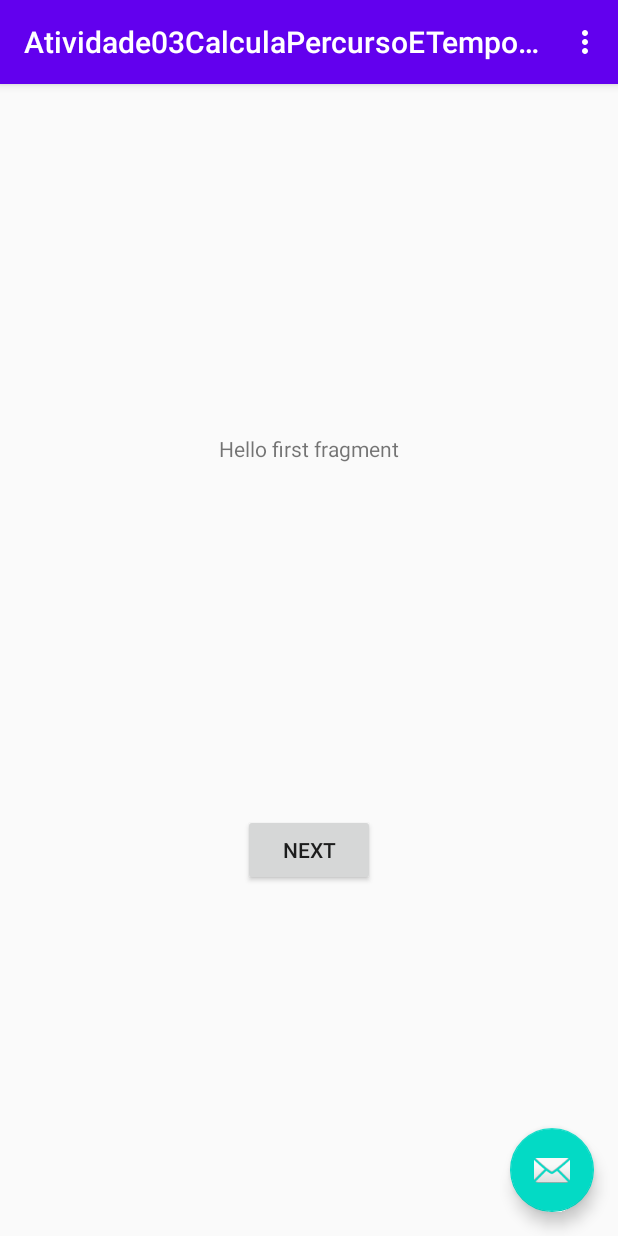
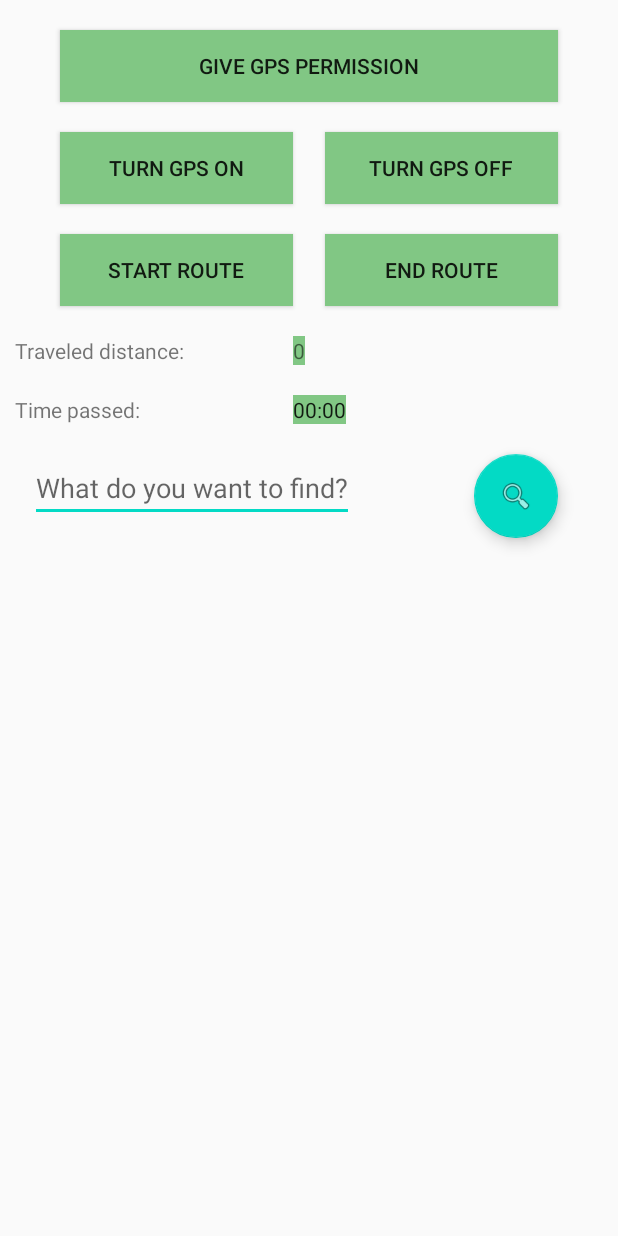
Before and after one commit to MarcelloAffonso/Atividade03_CalculaPercursoETempoComGPS, an Android app: the screen it shows after launch (MainActivity), on a phone screen of 412 x 824 dp. Run offline under Robolectric (Android 15) with nearby library versions, the light colour scheme and no system bars.

Commit message:
falta só dar um tapa nas coisas e fazer os métodos #forapyong

```diff
--- a/app/src/main/java/com/example/atividade03calculapercursoetempocomgps/MainActivity.java
+++ b/app/src/main/java/com/example/atividade03calculapercursoetempocomgps/MainActivity.java
@@ -18,38 +18,6 @@ public class MainActivity extends AppCompatActivity {
     protected void onCreate(Bundle savedInstanceState) {
         super.onCreate(savedInstanceState);
         setContentView(R.layout.activity_main);
-        Toolbar toolbar = findViewById(R.id.toolbar);
-        setSupportActionBar(toolbar);
-
-        FloatingActionButton fab = findViewById(R.id.fab);
-        fab.setOnClickListener(new View.OnClickListener() {
-            @Override
-            public void onClick(View view) {
-                Snackbar.make(view, "Replace with your own action", Snackbar.LENGTH_LONG)
-                        .setAction("Action", null).show();
-            }
-        });
     }
 
-    @Override
-    public boolean onCreateOptionsMenu(Menu menu) {
-        // Inflate the menu; this adds items to the action bar if it is present.
-        getMenuInflater().inflate(R.menu.menu_main, menu);
-        return true;
-    }
-
-    @Override
-    public boolean onOptionsItemSelected(MenuItem item) {
-        // Handle action bar item clicks here. The action bar will
-        // automatically handle clicks on the Home/Up button, so long
-        // as you specify a parent activity in AndroidManifest.xml.
-        int id = item.getItemId();
-
-        //noinspection SimplifiableIfStatement
-        if (id == R.id.action_settings) {
-            return true;
-        }
-
-        return super.onOptionsItemSelected(item);
-    }
 }
--- a/app/src/main/res/layout/activity_main.xml
+++ b/app/src/main/res/layout/activity_main.xml
@@ -1,45 +1,153 @@
 <?xml version="1.0" encoding="utf-8"?>
-<androidx.coordinatorlayout.widget.CoordinatorLayout xmlns:android="http://schemas.android.com/apk/res/android"
+<GridLayout
+    xmlns:android="http://schemas.android.com/apk/res/android"
     xmlns:app="http://schemas.android.com/apk/res-auto"
     xmlns:tools="http://schemas.android.com/tools"
     android:layout_width="match_parent"
     android:layout_height="match_parent"
+    android:columnCount="2"
+    android:rowCount="8"
     tools:context=".MainActivity">
-
-    <com.google.android.material.appbar.AppBarLayout
-        android:layout_width="match_parent"
-        android:layout_height="wrap_content"
-        android:theme="@style/AppTheme.AppBarOverlay">
-
-        <androidx.appcompat.widget.Toolbar
-            android:id="@+id/toolbar"
-            android:layout_width="match_parent"
-            android:layout_height="?attr/actionBarSize"
-            android:background="?attr/colorPrimary"
-            app:popupTheme="@style/AppTheme.PopupOverlay" />
-
-    </com.google.android.material.appbar.AppBarLayout>
-
-    <include layout="@layout/content_main" />
-
-    <com.google.android.material.floatingactionbutton.FloatingActionButton
-        android:id="@+id/fab"
-        android:layout_width="wrap_content"
-        android:layout_height="wrap_content"
-        android:layout_gravity="bottom|end"
-        android:layout_margin="@dimen/fab_margin"
-        app:srcCompat="@android:drawable/ic_dialog_email" />
 
     <Button
         android:id="@+id/gpsPermissionButton"
-        android:layout_width="wrap_content"
+        android:layout_width="match_parent"
         android:layout_height="wrap_content"
-        android:text="@string/give_gps_permission_button" />
+        android:layout_row="1"
+        android:layout_column="0"
+        android:layout_columnSpan="2"
+        android:layout_gravity="center"
+        android:layout_marginTop="20dp"
+        android:layout_marginStart="40dp"
+        android:layout_marginEnd="40dp"
+        android:text="@string/give_gps_permission_button"
+        android:background="@color/colorButton"
+        android:onClick="giveGpsPermission()"/>
+
 
     <Button
         android:id="@+id/gpsOnButton"
+        android:layout_width="@dimen/button_size"
+        android:layout_height="wrap_content"
+        android:layout_row="2"
+        android:layout_column="0"
+        android:layout_gravity="center"
+        android:layout_marginStart="40dp"
+        android:layout_marginTop="20dp"
+        android:background="@color/colorButton"
+        android:text="@string/turn_gps_on_button"
+        android:onClick="turnGpsOn()"/>
+
+    <Button
+        android:id="@+id/gpsOffButton"
+        android:layout_width="@dimen/button_size"
+        android:layout_height="wrap_content"
+        android:layout_row="2"
+        android:layout_column="1"
+        android:layout_gravity="end"
+        android:layout_marginTop="20dp"
+        android:layout_marginEnd="40dp"
+        android:text="@string/turn_gps_off_button"
+        android:background="@color/colorButton"
+        android:onClick="turnGpsOff()"/>
+
+    <Button
+        android:id="@+id/gpsStartRouteButton"
+        android:layout_width="@dimen/button_size"
+        android:layout_height="wrap_content"
+        android:layout_row="3"
+        android:layout_column="0"
+        android:layout_gravity="start"
+        android:layout_marginTop="20dp"
+        android:layout_marginStart="40dp"
+        android:text="@string/start_route"
+        android:background="@color/colorButton"
+        android:onClick="startRoute()"/>
+
+    <Button
+        android:id="@+id/gpsEndRouteButton"
+        android:layout_width="@dimen/button_size"
+        android:layout_height="wrap_content"
+        android:layout_row="3"
+        android:layout_column="1"
+        android:layout_gravity="end"
+        android:layout_marginTop="20dp"
+        android:layout_marginEnd="40dp"
+        android:text="@string/end_route"
+        android:background="@color/colorButton"
+        android:onClick="endRoute()"/>
+
+    <TextView
+        android:id="@+id/traveledDistanceTextView"
         android:layout_width="wrap_content"
         android:layout_height="wrap_content"
-        android:text="@string/turn_gps_on_button" />
+        android:layout_row="4"
+        android:layout_column="0"
+        android:layout_gravity="start"
+        android:layout_marginStart="10dp"
+        android:layout_marginTop="20dp"
+        android:text="@string/traveled_distance" />
 
-</androidx.coordinatorlayout.widget.CoordinatorLayout>
+
+    <TextView
+        android:id="@+id/traveledDistanceValueTextView"
+        android:layout_width="wrap_content"
+        android:layout_height="wrap_content"
+        android:layout_row="4"
+        android:layout_column="1"
+        android:layout_gravity="start"
+        android:layout_marginTop="20dp"
+        android:text="@string/traveled_distance_value"
+        android:background="@color/colorButton"/>
+
+    <TextView
+        android:id="@+id/timePassedTextView"
+        android:layout_width="wrap_content"
+        android:layout_height="wrap_content"
+        android:layout_row="5"
+        android:layout_column="0"
+        android:layout_gravity="start"
+        android:layout_marginStart="10dp"
+        android:layout_marginTop="20dp"
+        android:text="@string/timePassed" />
+
+    <Chronometer
+        android:id="@+id/timePassedChronometer"
+        android:layout_row="5"
+        android:layout_column="1"
+        android:layout_gravity="start"
+        android:layout_marginTop="20dp"
+        android:background="@color/colorButton"/>
+
+    <EditText
+        android:id="@+id/searchEditText"
+        android:layout_width="wrap_content"
+        android:layout_height="wrap_content"
+        android:layout_row="6"
+        android:layout_column="0"
+        android:layout_gravity="start"
+        android:inputType="text"
+        android:layout_columnSpan="2"
+        android:hint="@string/what_do_you_want_to_find"
+
+        android:layout_marginTop="20dp"
+        android:layout_marginStart="20dp"
+        />
+
+    <com.google.android.material.floatingactionbutton.FloatingActionButton
+        android:id="@+id/searchButton"
+        android:layout_width="wrap_content"
+        android:layout_height="wrap_content"
+        android:layout_row="6"
+        android:layout_column="1"
+        android:layout_gravity="end"
+        android:layout_marginTop="20dp"
+        android:layout_marginEnd="40dp"
+        android:background="@color/colorButton"
+        app:fabSize="auto"
+        app:srcCompat="@android:drawable/ic_menu_search"
+        android:onClick="search()"
+        />
+
+
+</GridLayout>
--- a/app/src/main/res/values/colors.xml
+++ b/app/src/main/res/values/colors.xml
@@ -3,4 +3,5 @@
     <color name="colorPrimary">#6200EE</color>
     <color name="colorPrimaryDark">#3700B3</color>
     <color name="colorAccent">#03DAC5</color>
+    <color name="colorButton">#81C784</color>
 </resources>
--- a/app/src/main/res/values/dimens.xml
+++ b/app/src/main/res/values/dimens.xml
@@ -1,3 +1,4 @@
 <resources>
     <dimen name="fab_margin">16dp</dimen>
+    <dimen name="button_size">155dp</dimen>
 </resources>
--- a/app/src/main/res/values/strings.xml
+++ b/app/src/main/res/values/strings.xml
@@ -11,4 +11,11 @@
     <string name="hello_second_fragment">Hello second fragment. Arg: %1$s</string>
     <string name="give_gps_permission_button">Give GPS permission</string>
     <string name="turn_gps_on_button">Turn GPS on</string>
+    <string name="turn_gps_off_button">Turn GPS off</string>
+    <string name="start_route">Start route</string>
+    <string name="end_route">End route</string>
+    <string name="traveled_distance">Traveled distance:</string>
+    <string name="traveled_distance_value">0</string>
+    <string name="timePassed">Time passed:</string>
+    <string name="what_do_you_want_to_find">What do you want to find?</string>
 </resources>
```
